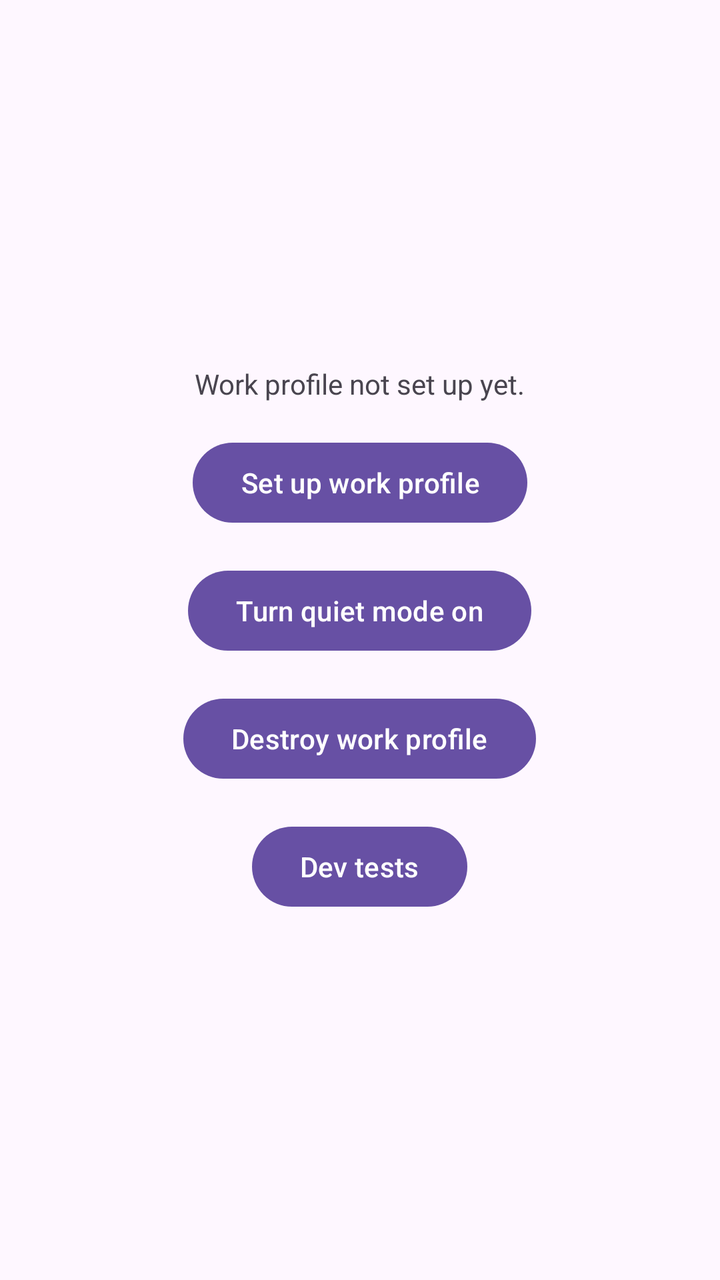
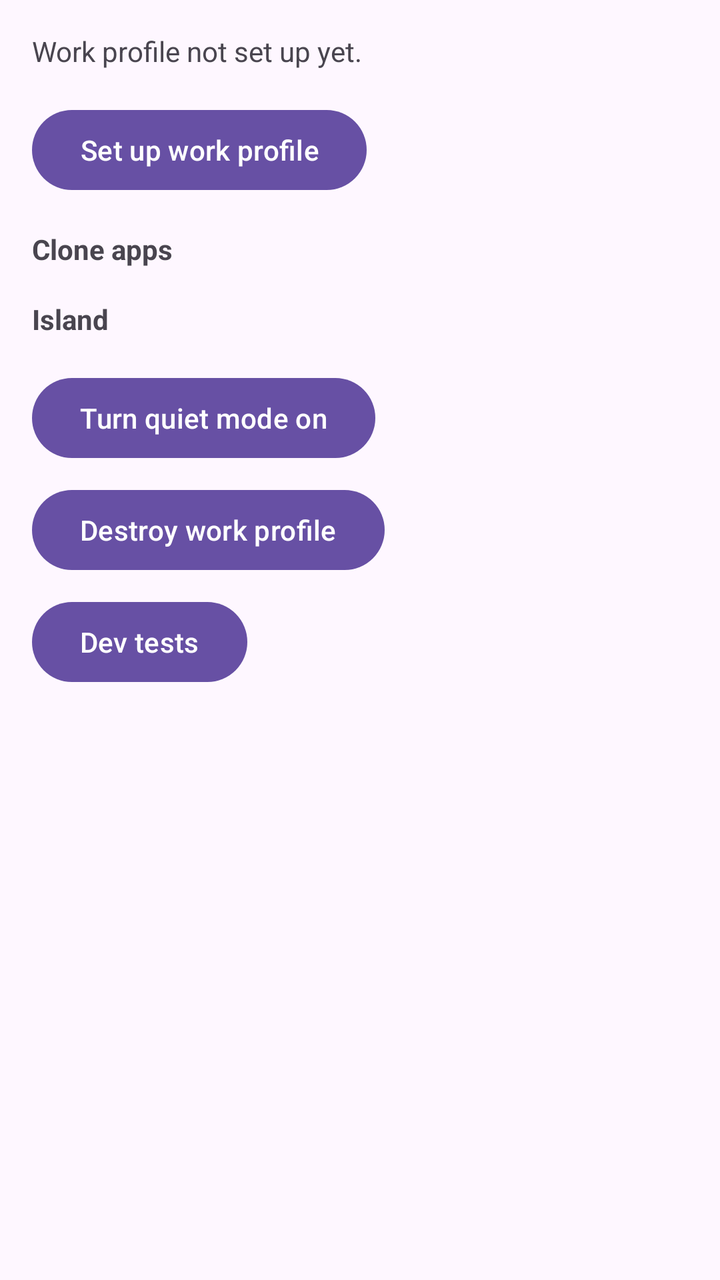

The first picture is an Android layout as it rendered before a commit; the second is the same layout after the commit. The layout source and the unified diff follow.
<!-- AndroidManifest.xml: application theme Theme.TwinApps -->
<!-- res/layout/activity_main.xml -->
<?xml version="1.0" encoding="utf-8"?>
<LinearLayout xmlns:android="http://schemas.android.com/apk/res/android"
    android:layout_width="match_parent"
    android:layout_height="match_parent"
    android:gravity="center"
    android:orientation="vertical"
    android:padding="24dp">

    <TextView
        android:id="@+id/statusText"
        android:layout_width="wrap_content"
        android:layout_height="wrap_content"
        android:text="@string/status_not_provisioned" />

    <Button
        android:id="@+id/setupButton"
        android:layout_width="wrap_content"
        android:layout_height="wrap_content"
        android:layout_marginTop="16dp"
        android:text="@string/setup_button" />

    <Button
        android:id="@+id/quietButton"
        android:layout_width="wrap_content"
        android:layout_height="wrap_content"
        android:layout_marginTop="16dp"
        android:text="@string/quiet_enable" />

    <Button
        android:id="@+id/destroyButton"
        android:layout_width="wrap_content"
        android:layout_height="wrap_content"
        android:layout_marginTop="16dp"
        android:text="@string/destroy_button" />

    <Button
        android:id="@+id/devTestsButton"
        android:layout_width="wrap_content"
        android:layout_height="wrap_content"
        android:layout_marginTop="16dp"
        android:text="@string/dev_tests_button" />
</LinearLayout>
<!-- resources referenced by this layout -->
<resources>
  <string name="destroy_button">Destroy work profile</string>
  <string name="dev_tests_button">Dev tests</string>
  <string name="quiet_enable">Turn quiet mode on</string>
  <string name="setup_button">Set up work profile</string>
  <string name="status_not_provisioned">Work profile not set up yet.</string>
  <style name="Theme.TwinApps" parent="Theme.Material3.DayNight.NoActionBar">
      </style>
</resources>

<!-- the commit's change to res/layout/activity_main.xml (unified diff, before → after) -->
@@ -1,42 +1,74 @@
 <?xml version="1.0" encoding="utf-8"?>
-<LinearLayout xmlns:android="http://schemas.android.com/apk/res/android"
+<ScrollView xmlns:android="http://schemas.android.com/apk/res/android"
     android:layout_width="match_parent"
-    android:layout_height="match_parent"
-    android:gravity="center"
-    android:orientation="vertical"
-    android:padding="24dp">
+    android:layout_height="match_parent">
 
-    <TextView
-        android:id="@+id/statusText"
-        android:layout_width="wrap_content"
+    <LinearLayout
+        android:layout_width="match_parent"
         android:layout_height="wrap_content"
-        android:text="@string/status_not_provisioned" />
+        android:orientation="vertical"
+        android:padding="16dp">
 
-    <Button
-        android:id="@+id/setupButton"
-        android:layout_width="wrap_content"
-        android:layout_height="wrap_content"
-        android:layout_marginTop="16dp"
-        android:text="@string/setup_button" />
+        <TextView
+            android:id="@+id/statusText"
+            android:layout_width="wrap_content"
+            android:layout_height="wrap_content"
+            android:text="@string/status_not_provisioned" />
 
-    <Button
-        android:id="@+id/quietButton"
-        android:layout_width="wrap_content"
-        android:layout_height="wrap_content"
-        android:layout_marginTop="16dp"
-        android:text="@string/quiet_enable" />
+        <Button
+            android:id="@+id/setupButton"
+            android:layout_width="wrap_content"
+            android:layout_height="wrap_content"
+            android:layout_marginTop="16dp"
+            android:text="@string/setup_button" />
 
-    <Button
-        android:id="@+id/destroyButton"
-        android:layout_width="wrap_content"
-        android:layout_height="wrap_content"
-        android:layout_marginTop="16dp"
-        android:text="@string/destroy_button" />
+        <TextView
+            android:id="@+id/cloneSectionTitle"
+            android:layout_width="wrap_content"
+            android:layout_height="wrap_content"
+            android:layout_marginTop="16dp"
+            android:text="@string/clone_section_title"
+            android:textStyle="bold" />
 
-    <Button
-        android:id="@+id/devTestsButton"
-        android:layout_width="wrap_content"
-        android:layout_height="wrap_content"
-        android:layout_marginTop="16dp"
-        android:text="@string/dev_tests_button" />
-</LinearLayout>
+        <androidx.recyclerview.widget.RecyclerView
+            android:id="@+id/cloneList"
+            android:layout_width="match_parent"
+            android:layout_height="wrap_content"
+            android:nestedScrollingEnabled="false" />
+
+        <TextView
+            android:id="@+id/islandSectionTitle"
+            android:layout_width="wrap_content"
+            android:layout_height="wrap_content"
+            android:layout_marginTop="16dp"
+            android:text="@string/island_section_title"
+            android:textStyle="bold" />
+
+        <androidx.recyclerview.widget.RecyclerView
+            android:id="@+id/islandList"
+            android:layout_width="match_parent"
+            android:layout_height="wrap_content"
+            android:nestedScrollingEnabled="false" />
+
+        <Button
+            android:id="@+id/quietButton"
+            android:layout_width="wrap_content"
+            android:layout_height="wrap_content"
+            android:layout_marginTop="16dp"
+            android:text="@string/quiet_enable" />
+
+        <Button
+            android:id="@+id/destroyButton"
+            android:layout_width="wrap_content"
+            android:layout_height="wrap_content"
+            android:layout_marginTop="8dp"
+            android:text="@string/destroy_button" />
+
+        <Button
+            android:id="@+id/devTestsButton"
+            android:layout_width="wrap_content"
+            android:layout_height="wrap_content"
+            android:layout_marginTop="8dp"
+            android:text="@string/dev_tests_button" />
+    </LinearLayout>
+</ScrollView>
<!-- resource entries referenced after the edit -->
@@ -1,7 +1,9 @@
 <!-- resources referenced by this layout -->
 <resources>
+  <string name="clone_section_title">Clone apps</string>
   <string name="destroy_button">Destroy work profile</string>
   <string name="dev_tests_button">Dev tests</string>
+  <string name="island_section_title">Island</string>
   <string name="quiet_enable">Turn quiet mode on</string>
   <string name="setup_button">Set up work profile</string>
   <string name="status_not_provisioned">Work profile not set up yet.</string>
